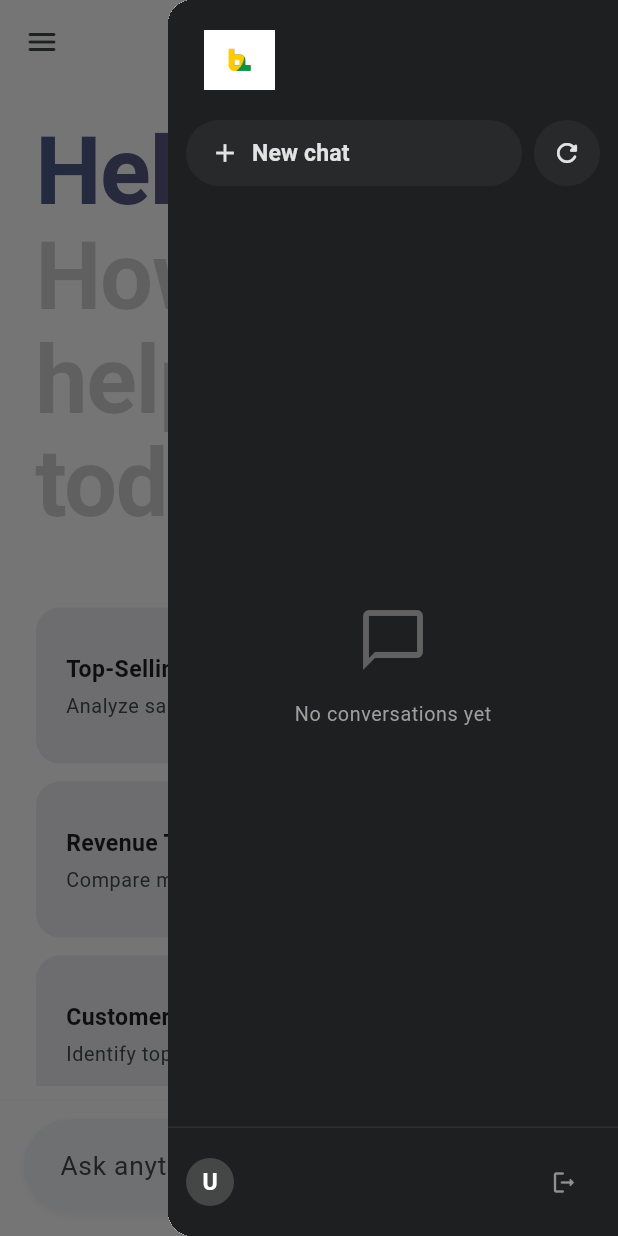
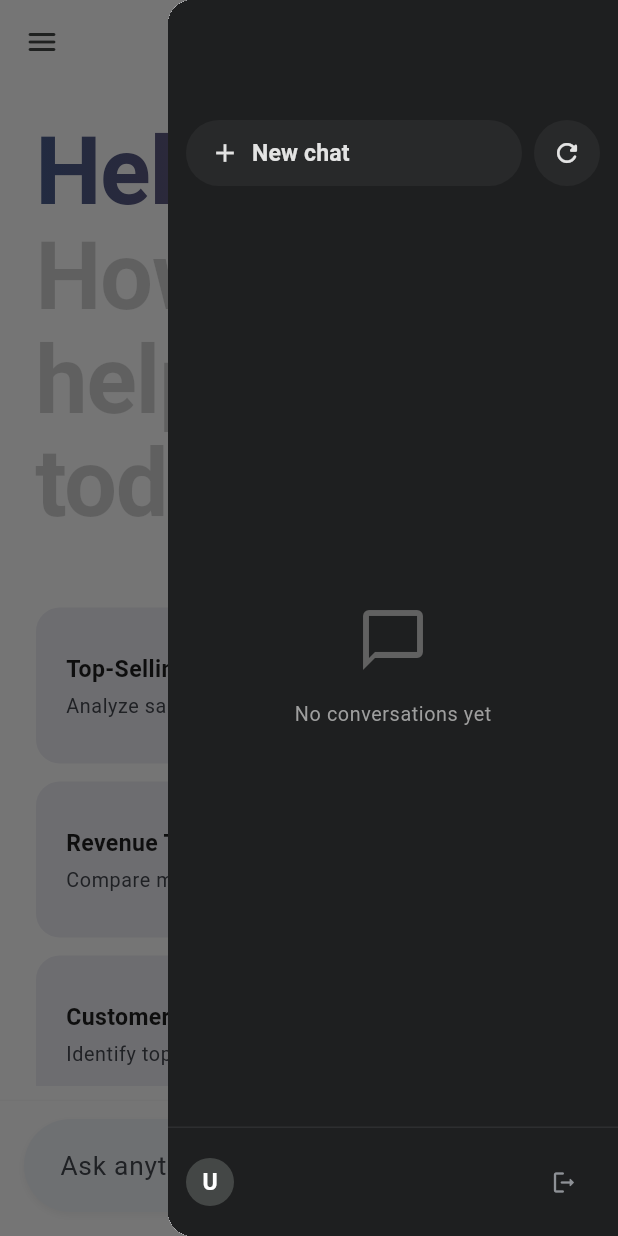
Before and after one commit to ravinnallasamy/business_analytics, a Flutter app: the ConversationScreen screen opened by its route, with the side drawer open, on a phone screen of 412 x 824 dp. Run offline on Flutter 3.47's test engine with Material 3 defaults, Android fonts, the phone set to English and light mode, and no system bars; our stand-ins replace csv, dio, fl_chart, flutter_markdown, flutter_riverpod, flutter_secure_storage and 6 more; missing offline and left inert: home_widget; accounts and stored records are empty; network calls fail.

Commit message:
feat(chat): added history loading state and removed sidebar logo

```diff
--- a/lib/features/chat/presentation/widgets/sidebar.dart
+++ b/lib/features/chat/presentation/widgets/sidebar.dart
@@ -98,17 +98,11 @@ class _SidebarState extends ConsumerState<Sidebar> {
         crossAxisAlignment: CrossAxisAlignment.start,
         children: [
           // ── Branding ──
-          Padding(
-            padding: const EdgeInsets.fromLTRB(24, 20, 24, 0),
-            child: ConstrainedBox(
-              constraints: const BoxConstraints(maxWidth: 200),
-              child: Image.asset(
-                'assets/orient-logo.jpg',
-                height: 40,
-                fit: BoxFit.contain,
-                alignment: Alignment.centerLeft,
-              ),
-            ),
+          const Padding(
+            padding: EdgeInsets.fromLTRB(24, 20, 24, 0),
+            // The constraint box is replaced by an empty sized box to maintain height
+            // if needed, or we rely on the 40 padding. Let's just give it the 40 height.
+            child: SizedBox(height: 40),
           ),
           // ── New Chat Button & Refresh ──
           Padding(
```
Also changed, not shown: lib/features/chat/presentation/screens/conversation_screen.dart (+26 -6 lines).
